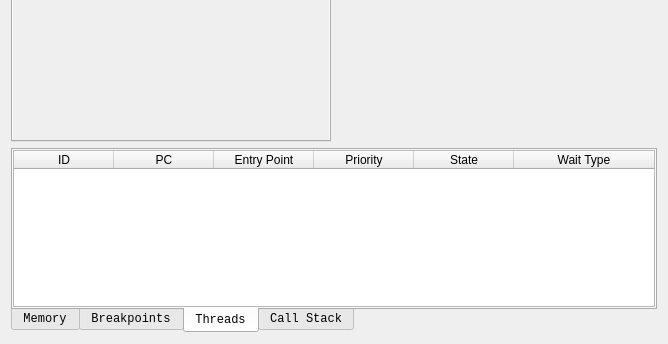
PCSX2/pcsx2, file pcsx2-qt/Debugger/CpuWidget.ui: the form before one commit; both pictures show x 0 to 668 and y 219 to 563 of the 668 by 563 pixel window.
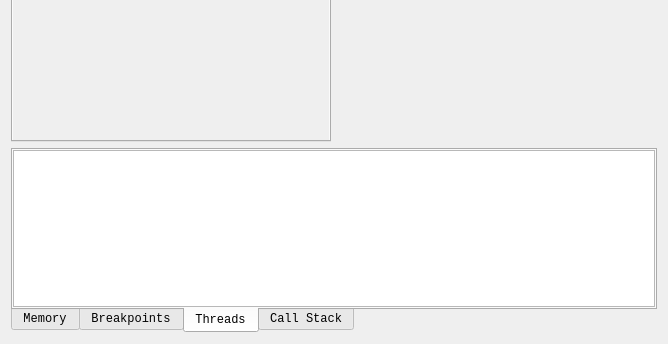
The form after the commit. The open tabs and pages were chosen to show the change. Custom widgets are drawn as their Qt base class.

Commit message: Debugger Threads: (Refactor) Use model based widgets

What changed in the file:
```diff
--- a/pcsx2-qt/Debugger/CpuWidget.ui
+++ b/pcsx2-qt/Debugger/CpuWidget.ui
@@ -438,7 +438,7 @@
           <number>0</number>
          </property>
          <item>
-          <widget class="QTableWidget" name="threadList">
+          <widget class="QTableView" name="threadList">
            <property name="contextMenuPolicy">
             <enum>Qt::CustomContextMenu</enum>
            </property>
@@ -451,48 +451,6 @@
            <property name="cornerButtonEnabled">
             <bool>false</bool>
            </property>
-           <property name="rowCount">
-            <number>0</number>
-           </property>
-           <property name="columnCount">
-            <number>6</number>
-           </property>
-           <attribute name="horizontalHeaderStretchLastSection">
-            <bool>true</bool>
-           </attribute>
-           <attribute name="verticalHeaderVisible">
-            <bool>false</bool>
-           </attribute>
-           <column>
-            <property name="text">
-             <string>ID</string>
-            </property>
-           </column>
-           <column>
-            <property name="text">
-             <string>PC</string>
-            </property>
-           </column>
-           <column>
-            <property name="text">
-             <string>Entry Point</string>
-            </property>
-           </column>
-           <column>
-            <property name="text">
-             <string>Priority</string>
-            </property>
-           </column>
-           <column>
-            <property name="text">
-             <string>State</string>
-            </property>
-           </column>
-           <column>
-            <property name="text">
-             <string>Wait Type</string>
-            </property>
-           </column>
           </widget>
          </item>
         </layout>
```
Left out of the diff: 2 changed lines with no effect on the pictures. The commit also changes 9 other files.
